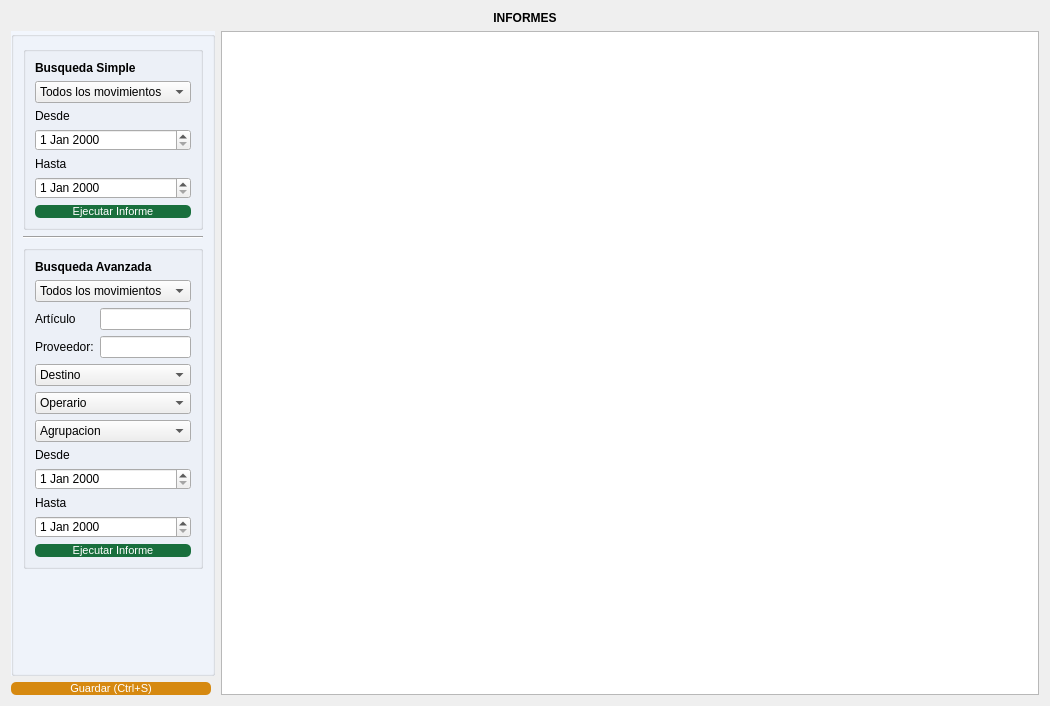
Before: the Qt Designer form gui/informes/informes.ui in Lonaris/Corupel, drawn with Qt 5.
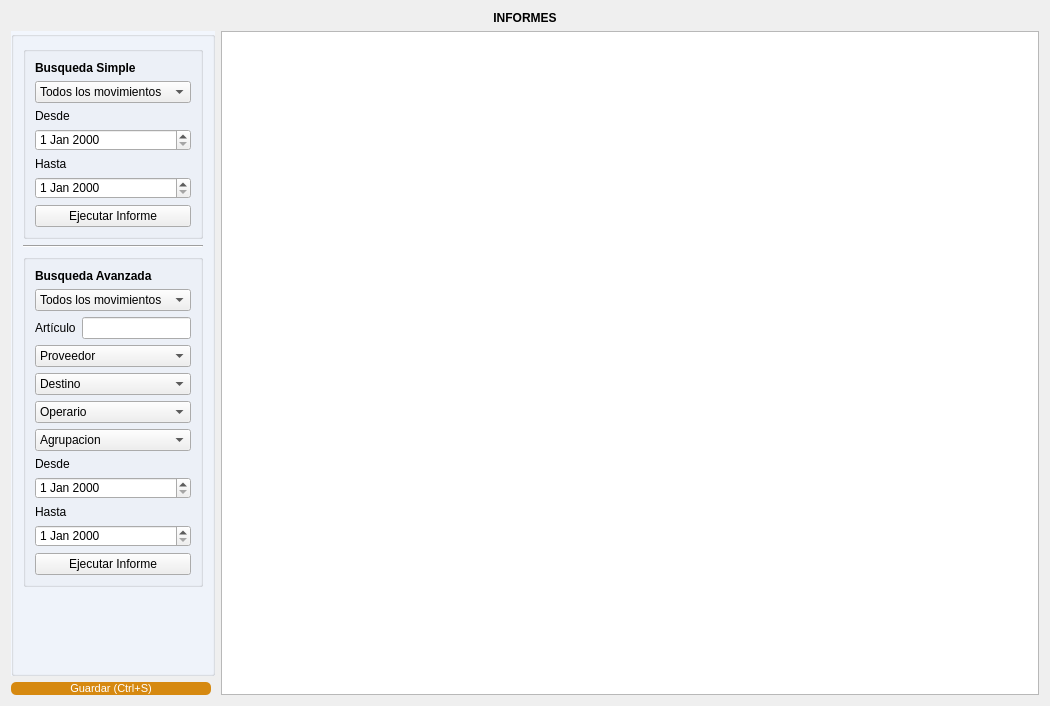
After: the same form once the commit is applied. Icons and pictures are not drawn.

Commit message: Corrección de la interfaz de informes

What changed in the file:
```diff
--- a/gui/informes/informes.ui
+++ b/gui/informes/informes.ui
@@ -60,8 +60,38 @@
          <set>Qt::AlignCenter</set>
         </property>
         <layout class="QGridLayout" name="gridLayout_2">
+         <item row="6" column="0" colspan="2">
+          <widget class="QComboBox" name="filtro_agrupacion_av">
+           <property name="sizePolicy">
+            <sizepolicy hsizetype="Preferred" vsizetype="Expanding">
+             <horstretch>0</horstretch>
+             <verstretch>0</verstretch>
+            </sizepolicy>
+           </property>
+           <item>
+            <property name="text">
+             <string>Agrupacion</string>
+            </property>
+           </item>
+           <item>
+            <property name="text">
+             <string>Insumos</string>
+            </property>
+           </item>
+           <item>
+            <property name="text">
+             <string>Reparacion</string>
+            </property>
+           </item>
+           <item>
+            <property name="text">
+             <string>Inversion</string>
+            </property>
+           </item>
+          </widget>
+         </item>
          <item row="7" column="0">
-          <widget class="QLabel" name="label_desde_2">
+          <widget class="QLabel" name="label_desde_av">
            <property name="sizePolicy">
             <sizepolicy hsizetype="Preferred" vsizetype="Fixed">
              <horstretch>0</horstretch>
@@ -74,7 +104,7 @@
           </widget>
          </item>
          <item row="2" column="1">
-          <widget class="QLineEdit" name="lineEdit">
+          <widget class="QLineEdit" name="filtro_articulo_av">
            <property name="sizePolicy">
             <sizepolicy hsizetype="Expanding" vsizetype="Expanding">
              <horstretch>0</horstretch>
@@ -83,31 +113,8 @@
            </property>
           </widget>
          </item>
-         <item row="3" column="1">
-          <widget class="QLineEdit" name="lineEdit_2">
-           <property name="sizePolicy">
-            <sizepolicy hsizetype="Expanding" vsizetype="Expanding">
-             <horstretch>0</horstretch>
-             <verstretch>0</verstretch>
-            </sizepolicy>
-           </property>
-          </widget>
-         </item>
-         <item row="2" column="0">
-          <widget class="QLabel" name="label_2">
-           <property name="sizePolicy">
-            <sizepolicy hsizetype="Preferred" vsizetype="Fixed">
-             <horstretch>0</horstretch>
-             <verstretch>0</verstretch>
-            </sizepolicy>
-           </property>
-           <property name="text">
-            <string>Artículo</string>
-           </property>
-          </widget>
-         </item>
          <item row="9" column="0">
-          <widget class="QLabel" name="label_hasta_2">
+          <widget class="QLabel" name="label_hasta_av">
            <property name="sizePolicy">
             <sizepolicy hsizetype="Preferred" vsizetype="Fixed">
              <horstretch>0</horstretch>
@@ -119,15 +126,8 @@
            </property>
           </widget>
          </item>
-         <item row="3" column="0">
-          <widget class="QLabel" name="label_3">
-           <property name="text">
-            <string>Proveedor:</string>
-           </property>
-          </widget>
-         </item>
          <item row="5" column="0" colspan="2">
-          <widget class="QComboBox" name="filtro_operario">
+          <widget class="QComboBox" name="filtro_operario_av">
            <property name="sizePolicy">
             <sizepolicy hsizetype="Preferred" vsizetype="Expanding">
              <horstretch>0</horstretch>
@@ -142,7 +142,7 @@
           </widget>
          </item>
          <item row="0" column="0" colspan="2">
-          <widget class="QLabel" name="label_5">
+          <widget class="QLabel" name="label_titulo_2">
            <property name="font">
             <font>
              <weight>75</weight>
@@ -154,78 +154,21 @@
            </property>
           </widget>
          </item>
-         <item row="6" column="0" colspan="2">
-          <widget class="QComboBox" name="filtro_agrupacion">
+         <item row="2" column="0">
+          <widget class="QLabel" name="label_articulo">
            <property name="sizePolicy">
-            <sizepolicy hsizetype="Preferred" vsizetype="Expanding">
+            <sizepolicy hsizetype="Preferred" vsizetype="Fixed">
              <horstretch>0</horstretch>
              <verstretch>0</verstretch>
             </sizepolicy>
            </property>
-           <item>
-            <property name="text">
-             <string>Agrupacion</string>
-            </property>
-           </item>
-           <item>
-            <property name="text">
-             <string>Insumos</string>
-            </property>
-           </item>
-           <item>
-            <property name="text">
-             <string>Reparacion</string>
-            </property>
-           </item>
-           <item>
-            <property name="text">
-             <string>Inversion</string>
-            </property>
-           </item>
-          </widget>
-         </item>
-         <item row="1" column="0" colspan="2">
-          <widget class="QComboBox" name="filtro_movimiento_3">
-           <property name="sizePolicy">
-            <sizepolicy hsizetype="Preferred" vsizetype="Expanding">
-             <horstretch>0</horstretch>
-             <verstretch>0</verstretch>
-            </sizepolicy>
+           <property name="text">
+            <string>Artículo</string>
            </property>
-           <item>
-            <property name="text">
-             <string>Todos los movimientos</string>
-            </property>
-           </item>
-           <item>
-            <property name="text">
-             <string>Ingresos</string>
-            </property>
-           </item>
-           <item>
-            <property name="text">
-             <string>Egresos</string>
-            </property>
-           </item>
-          </widget>
-         </item>
-         <item row="4" column="0" colspan="2">
-          <widget class="QComboBox" name="filtro_destino">
-           <property name="sizePolicy">
-            <sizepolicy hsizetype="Preferred" vsizetype="Expanding">
-             <horstretch>0</horstretch>
-             <verstretch>0</verstretch>
-            </sizepolicy>
-           </property>
-           <item>
-            <property name="text">
-             <string>Destino</string>
-            </property>
-           </item>
           </widget>
          </item>
          <item row="8" column="0" colspan="2">
-          <widget class="QDateEdit" name="fecha_desde_2">
+          <widget class="QDateEdit" name="fecha_desde_av">
            <property name="sizePolicy">
             <sizepolicy hsizetype="Minimum" vsizetype="Expanding">
              <horstretch>0</horstretch>
@@ -237,21 +180,33 @@
            </property>
           </widget>
          </item>
-         <item row="10" column="0" colspan="2">
-          <widget class="QDateEdit" name="fecha_hasta_2">
+         <item row="1" column="0" colspan="2">
+          <widget class="QComboBox" name="filtro_movimiento_av">
            <property name="sizePolicy">
-            <sizepolicy hsizetype="Minimum" vsizetype="Expanding">
+            <sizepolicy hsizetype="Preferred" vsizetype="Expanding">
              <horstretch>0</horstretch>
              <verstretch>0</verstretch>
             </sizepolicy>
            </property>
-           <property name="focusPolicy">
-            <enum>Qt::ClickFocus</enum>
-           </property>
+           <item>
+            <property name="text">
+             <string>Todos los movimientos</string>
+            </property>
+           </item>
+           <item>
+            <property name="text">
+             <string>Ingresos</string>
+            </property>
+           </item>
+           <item>
+            <property name="text">
+             <string>Egresos</string>
+            </property>
+           </item>
           </widget>
          </item>
          <item row="11" column="0" colspan="2">
-          <widget class="QPushButton" name="btn_ejecutar">
+          <widget class="QPushButton" name="btn_ejecutar_av">
            <property name="sizePolicy">
             <sizepolicy hsizetype="Expanding" vsizetype="Expanding">
              <horstretch>0</horstretch>
@@ -292,6 +247,49 @@
            </property>
           </widget>
          </item>
+         <item row="4" column="0" colspan="2">
+          <widget class="QComboBox" name="filtro_destino_av">
+           <property name="sizePolicy">
+            <sizepolicy hsizetype="Preferred" vsizetype="Expanding">
+             <horstretch>0</horstretch>
+             <verstretch>0</verstretch>
+            </sizepolicy>
+           </property>
+           <item>
+            <property name="text">
+             <string>Destino</string>
+            </property>
+           </item>
+          </widget>
+         </item>
+         <item row="10" column="0" colspan="2">
+          <widget class="QDateEdit" name="fecha_hasta_av">
+           <property name="sizePolicy">
+            <sizepolicy hsizetype="Minimum" vsizetype="Expanding">
+             <horstretch>0</horstretch>
+             <verstretch>0</verstretch>
+            </sizepolicy>
+           </property>
+           <property name="focusPolicy">
+            <enum>Qt::ClickFocus</enum>
+           </property>
+          </widget>
+         </item>
+         <item row="3" column="0" colspan="2">
+          <widget class="QComboBox" name="filtro_proveedor_av">
+           <property name="sizePolicy">
+            <sizepolicy hsizetype="Preferred" vsizetype="Expanding">
+             <horstretch>0</horstretch>
+             <verstretch>0</verstretch>
+            </sizepolicy>
+           </property>
+           <item>
+            <property name="text">
+             <string>Proveedor</string>
+            </property>
+           </item>
+          </widget>
+         </item>
         </layout>
        </widget>
       </item>
@@ -311,7 +309,7 @@
         </property>
         <layout class="QGridLayout" name="gridLayout">
          <item row="4" column="0">
-          <widget class="QLabel" name="label_hasta_3">
+          <widget class="QLabel" name="label_hasta_sp">
            <property name="sizePolicy">
             <sizepolicy hsizetype="Preferred" vsizetype="Fixed">
              <horstretch>0</horstretch>
@@ -324,7 +322,7 @@
           </widget>
          </item>
          <item row="5" column="0">
-          <widget class="QDateEdit" name="fecha_desde_3">
+          <widget class="QDateEdit" name="fecha_desde_sp">
            <property name="sizePolicy">
             <sizepolicy hsizetype="Minimum" vsizetype="Expanding">
              <horstretch>0</horstretch>
@@ -337,7 +335,7 @@
           </widget>
          </item>
          <item row="3" column="0">
-          <widget class="QDateEdit" name="fecha_hasta_3">
+          <widget class="QDateEdit" name="fecha_hasta_sp">
            <property name="sizePolicy">
             <sizepolicy hsizetype="Minimum" vsizetype="Expanding">
              <horstretch>0</horstretch>
@@ -350,7 +348,7 @@
           </widget>
          </item>
          <item row="0" column="0">
-          <widget class="QLabel" name="label_4">
+          <widget class="QLabel" name="label_titulo">
            <property name="sizePolicy">
             <sizepolicy hsizetype="Expanding" vsizetype="Fixed">
              <horstretch>0</horstretch>
@@ -375,7 +373,7 @@
           </widget>
          </item>
          <item row="1" column="0">
-          <widget class="QComboBox" name="filtro_movimiento_2">
+          <widget class="QComboBox" name="filtro_movimiento_sp">
            <property name="sizePolicy">
             <sizepolicy hsizetype="Preferred" vsizetype="Expanding">
              <horstretch>0</horstretch>
@@ -400,7 +398,7 @@
           </widget>
          </item>
          <item row="2" column="0">
-          <widget class="QLabel" name="label_desde_3">
+          <widget class="QLabel" name="label_desde_sp">
            <property name="sizePolicy">
             <sizepolicy hsizetype="Preferred" vsizetype="Fixed">
              <horstretch>0</horstretch>
@@ -413,7 +411,7 @@
           </widget>
          </item>
          <item row="6" column="0">
-          <widget class="QPushButton" name="btn_ejecutar_2">
+          <widget class="QPushButton" name="btn_ejecutar_sp">
            <property name="sizePolicy">
             <sizepolicy hsizetype="Expanding" vsizetype="Expanding">
              <horstretch>0</horstretch>
```
